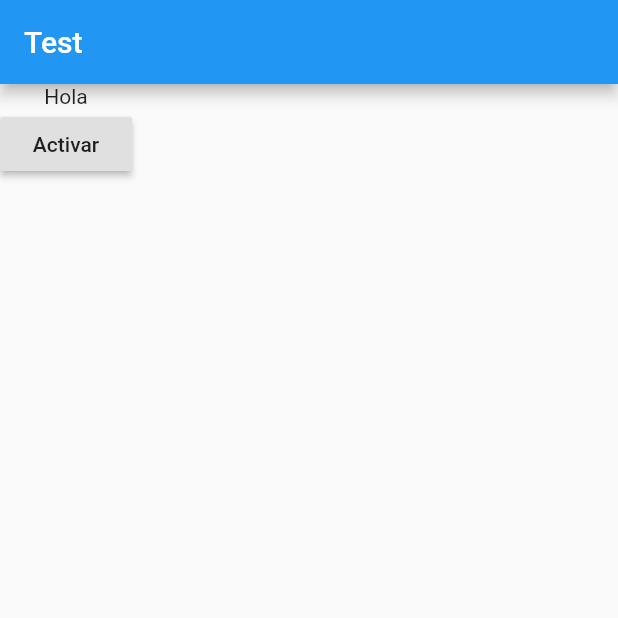
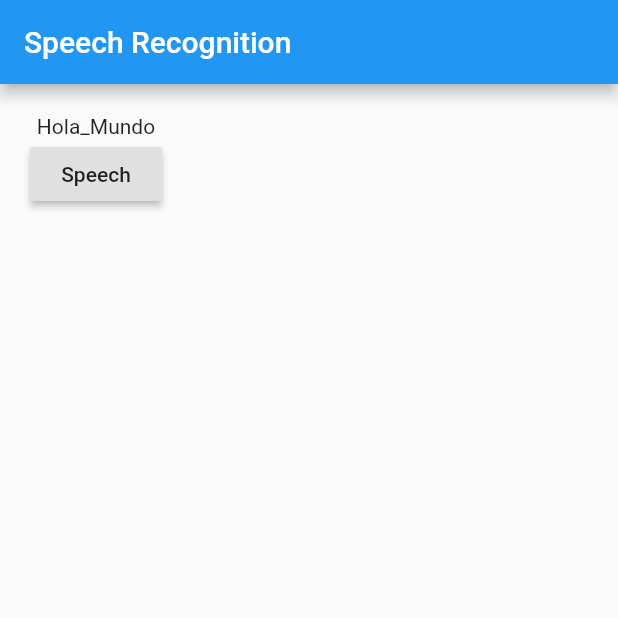
Before and after one commit to cfvega/speech, a Flutter app: the screen it shows after launch, on a phone screen of 412 x 824 dp, the top half of it. Run offline on Flutter 3.47's test engine with Material 2 defaults, Android fonts, the phone set to English and light mode, and no system bars; missing offline and left inert: speech_recognition.

Commit message:
show what was recognized

```diff
--- a/lib/main.dart
+++ b/lib/main.dart
@@ -1,30 +1,21 @@
 import 'package:flutter/material.dart';
-import 'package:speech_recognition/speech_recognition.dart';
+import 'package:speech/pages/index.dart';
 void main() {
-  runApp(
-  new MaterialApp(
-   home: new Scaffold(
-     appBar: new AppBar(
-       title: new Text("Test")
-     ),
-     body: new Container(
-       child: new Column(
-         children: <Widget>[
-           new Text("Hola"),
-           new RaisedButton(
-             onPressed: () => listen(),
-             child: new Text("Activar"),
-
-           )
-         ],
-       )
-     ),
-   ),
+  runApp(new MaterialApp(
+   home: MyApp(),
   ));
 }
 
-void listen(){
-  SpeechRecognition _speech = new SpeechRecognition();
-  _speech.setRecognitionStartedHandler(()=>true);
-  _speech.listen(locale: "es_CL").then((r) => print(r));
+class MyApp extends StatefulWidget {
+  @override
+  _MyAppState createState() => new _MyAppState();
+ }
+class _MyAppState extends State<MyApp> {
+  @override
+  Widget build(BuildContext context) {
+   return new Scaffold(
+     appBar: new AppBar(title: new Text("Speech Recognition"),),
+     body: new Index(),
+   );
+  }
 }
--- /dev/null
+++ b/lib/pages/index.dart
@@ -0,0 +1,38 @@
+import 'package:flutter/material.dart';
+import 'package:speech/utils/util.dart';
+import 'package:speech_recognition/speech_recognition.dart';
+class Index extends StatefulWidget {
+  @override
+  _IndexState createState() => new _IndexState();
+ }
+class _IndexState extends State<Index> {
+  String word="Hola_Mundo";
+  void listen(){
+
+    SpeechRecognition _speech = new SpeechRecognition();
+    _speech.setRecognitionStartedHandler(()=>true);
+    _speech.listen(locale: "es_CL").then((r) => word=r);
+    _speech.setRecognitionResultHandler(onRecognitionResult);
+    _speech.setRecognitionCompleteHandler(onRecognitionComplete);
+  }
+  void onRecognitionResult(String text) => setState(() => word="Escuché: "+text);
+  void onRecognitionComplete() => setState(() => print("FINALICÉ!: "+word));
+
+  var util = new Util();
+  @override
+  Widget build(BuildContext context) {
+   return new Container(
+     padding: new EdgeInsets.all(20),
+     child: Column(
+       children: <Widget>[
+         new Text(word),
+         new RaisedButton(
+           child: new Text("Speech"),
+           onPressed: ()=>this.listen(),
+         )
+       ],
+     ),
+
+   );
+  }
+}
```
Also changed, not shown: 1 other file.
